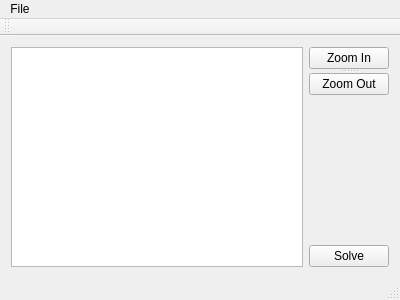
This is StructuralAnlysis/mainwindow.ui in FishTacos23/570Project as Qt 5 draws it before an edit. The edited form follows.
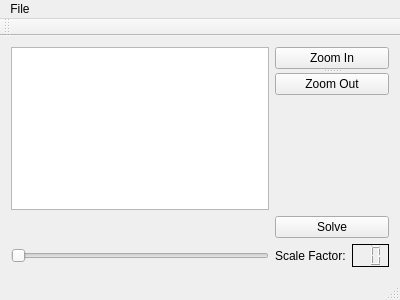
This is the edited form.

Commit message: Scaling of Deformation, centering of view. Display Number of scale - doesn't work

What changed in the file:
```diff
--- a/StructuralAnlysis/mainwindow.ui
+++ b/StructuralAnlysis/mainwindow.ui
@@ -15,46 +15,10 @@
   </property>
   <widget class="QWidget" name="centralWidget">
    <layout class="QGridLayout" name="gridLayout">
-    <item row="2" column="1">
-     <spacer name="verticalSpacer_2">
-      <property name="orientation">
-       <enum>Qt::Vertical</enum>
-      </property>
-      <property name="sizeHint" stdset="0">
-       <size>
-        <width>20</width>
-        <height>40</height>
-       </size>
-      </property>
-     </spacer>
+    <item row="0" column="0" rowspan="4">
+     <widget class="QGraphicsView" name="graphicsView"/>
     </item>
-    <item row="3" column="1">
-     <spacer name="verticalSpacer">
-      <property name="orientation">
-       <enum>Qt::Vertical</enum>
-      </property>
-      <property name="sizeHint" stdset="0">
-       <size>
-        <width>20</width>
-        <height>54</height>
-       </size>
-      </property>
-     </spacer>
-    </item>
-    <item row="1" column="1">
-     <spacer name="verticalSpacer_3">
-      <property name="orientation">
-       <enum>Qt::Vertical</enum>
-      </property>
-      <property name="sizeHint" stdset="0">
-       <size>
-        <width>20</width>
-        <height>40</height>
-       </size>
-      </property>
-     </spacer>
-    </item>
-    <item row="0" column="1">
+    <item row="0" column="1" colspan="2">
      <widget class="QSplitter" name="splitter">
       <property name="orientation">
        <enum>Qt::Vertical</enum>
@@ -71,15 +35,78 @@
       </widget>
      </widget>
     </item>
-    <item row="4" column="1">
+    <item row="1" column="2">
+     <spacer name="verticalSpacer_3">
+      <property name="orientation">
+       <enum>Qt::Vertical</enum>
+      </property>
+      <property name="sizeHint" stdset="0">
+       <size>
+        <width>20</width>
+        <height>40</height>
+       </size>
+      </property>
+     </spacer>
+    </item>
+    <item row="2" column="2">
+     <spacer name="verticalSpacer_2">
+      <property name="orientation">
+       <enum>Qt::Vertical</enum>
+      </property>
+      <property name="sizeHint" stdset="0">
+       <size>
+        <width>20</width>
+        <height>40</height>
+       </size>
+      </property>
+     </spacer>
+    </item>
+    <item row="3" column="2">
+     <spacer name="verticalSpacer">
+      <property name="orientation">
+       <enum>Qt::Vertical</enum>
+      </property>
+      <property name="sizeHint" stdset="0">
+       <size>
+        <width>20</width>
+        <height>54</height>
+       </size>
+      </property>
+     </spacer>
+    </item>
+    <item row="4" column="1" colspan="2">
      <widget class="QPushButton" name="pushButton_solve">
       <property name="text">
        <string>Solve</string>
       </property>
      </widget>
     </item>
-    <item row="0" column="0" rowspan="5">
-     <widget class="QGraphicsView" name="graphicsView"/>
+    <item row="5" column="0">
+     <widget class="QSlider" name="horizontalSlider_scaleDisp">
+      <property name="sliderPosition">
+       <number>0</number>
+      </property>
+      <property name="orientation">
+       <enum>Qt::Horizontal</enum>
+      </property>
+     </widget>
+    </item>
+    <item row="5" column="1">
+     <widget class="QLabel" name="label">
+      <property name="text">
+       <string>Scale Factor:</string>
+      </property>
+     </widget>
+    </item>
+    <item row="5" column="2">
+     <widget class="QLCDNumber" name="lcdNumber">
+      <property name="frameShadow">
+       <enum>QFrame::Plain</enum>
+      </property>
+      <property name="digitCount">
+       <number>2</number>
+      </property>
+     </widget>
     </item>
    </layout>
   </widget>
```
Left out of the diff: 21 changed lines with no effect on the pictures. The commit also changes 14 other files.
